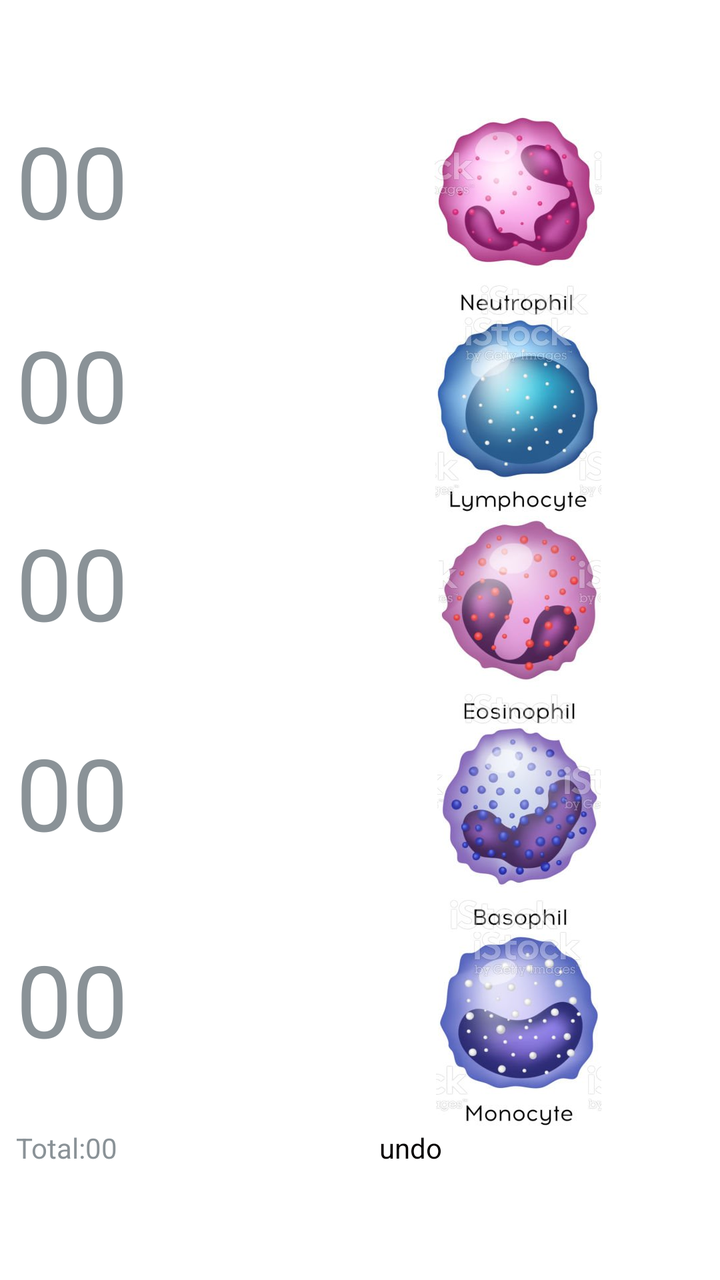
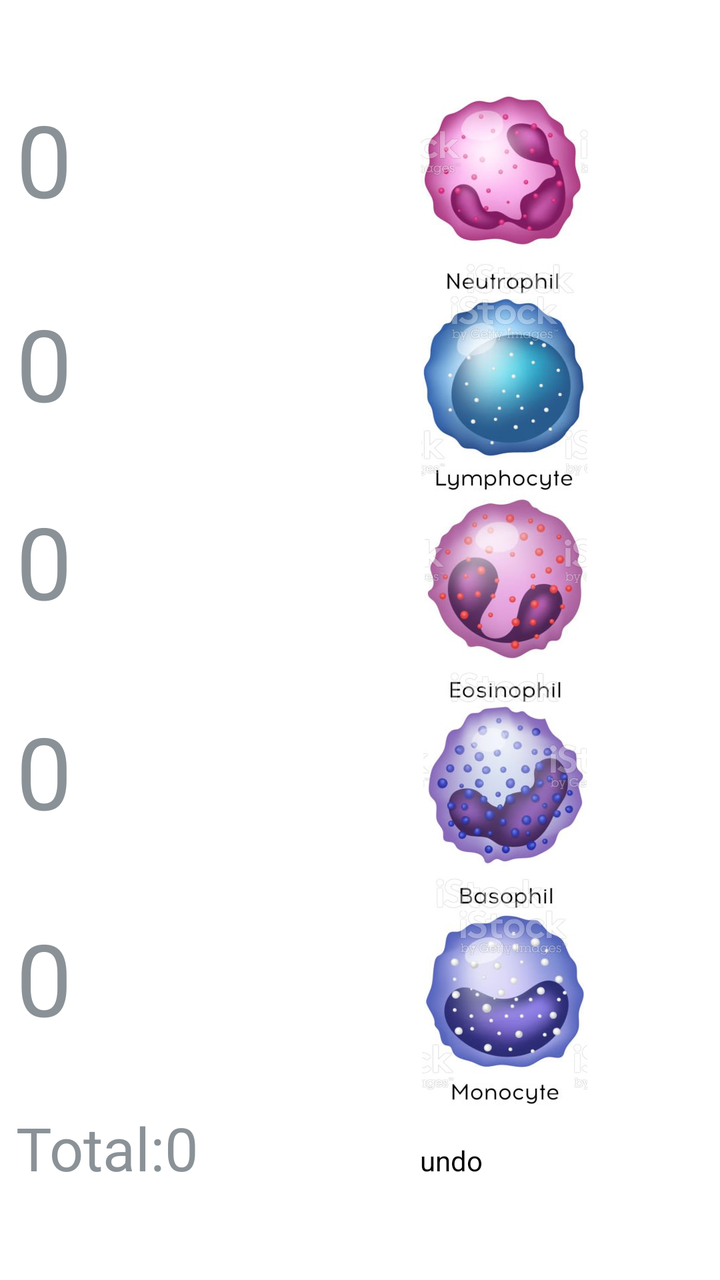

Screens rendered from an Android XML layout before and after an edit, with the pre-edit source and the edit as a unified diff.
<!-- AndroidManifest.xml: application theme android:Theme.DeviceDefault -->
<!-- res/layout/main.xml -->
<LinearLayout xmlns:android="http://schemas.android.com/apk/res/android"
    android:layout_width="match_parent"
    android:layout_height="match_parent"
    android:gravity="center"
    android:orientation="vertical"
    android:background="@android:color/white"
    android:padding="8dp">
    
    <LinearLayout
      android:layout_width="match_parent"
      android:layout_height="wrap_content"
      android:orientation="horizontal"
      android:weightSum="2">
      
      <TextView
          android:id="@+id/neutrophilTotal"
          android:layout_width="wrap_content"
          android:layout_height="wrap_content"
          android:text="00"
          android:textSize="50dp"
          android:layout_weight="1"/>
          
      
      <ImageView
          android:id="@+id/neutrophil"
          android:layout_width="wrap_content"
          android:layout_height="wrap_content"
          android:src="@drawable/neutrophil"
          android:layout_weight="1"/>
      
    </LinearLayout>
    
    <LinearLayout
      android:layout_width="match_parent"
      android:layout_height="wrap_content"
      android:orientation="horizontal"
      android:weightSum="2">
      
      <TextView
          android:id="@+id/lymphoTotal"
          android:layout_width="wrap_content"
          android:layout_height="wrap_content"
          android:text="00"
          android:textSize="50dp" 
          android:layout_weight="1"/>
      
      <ImageView
          android:id="@+id/lympho"
          android:layout_width="wrap_content"
          android:layout_height="wrap_content"
          android:src="@drawable/lympho"
          android:layout_weight="1"/>
          
      
    </LinearLayout>
    
    <LinearLayout
      android:layout_width="match_parent"
      android:layout_height="wrap_content"
      android:orientation="horizontal"
      android:weightSum="2">
      
      <TextView
          android:id="@+id/eosinoTotal"
          android:layout_width="wrap_content"
          android:layout_height="wrap_content"
          android:text="00"
          android:textSize="50dp" 
          android:layout_weight="1"/>
      
      <ImageView
          android:id="@+id/eosino"
          android:layout_width="wrap_content"
          android:layout_height="wrap_content"
          android:src="@drawable/eosino"
          android:layout_weight="1" />
          
    </LinearLayout>
    
    <LinearLayout
      android:layout_width="match_parent"
      android:layout_height="wrap_content"
      android:orientation="horizontal"
      android:weightSum="2">
      
      <TextView
          android:id="@+id/basoTotal"
          android:layout_width="wrap_content"
          android:layout_height="wrap_content"
          android:text="00"
          android:textSize="50dp" 
          android:layout_weight="1"/>
      
      <ImageView
          android:id="@+id/baso"
          android:layout_width="wrap_content"
          android:layout_height="wrap_content"
          android:src="@drawable/baso"
          android:layout_weight="1"/>
      
    </LinearLayout>
    
    <LinearLayout
      android:layout_width="match_parent"
      android:layout_height="wrap_content"
      android:orientation="horizontal"
      android:weightSum="2">
      
      <TextView
          android:id="@+id/monoTotal"
          android:layout_width="wrap_content"
          android:layout_height="wrap_content"
          android:text="00"
          android:textSize="50dp" 
          android:layout_weight="1"/>
      
      <ImageView
          android:id="@+id/mono"
          android:layout_width="wrap_content"
          android:layout_height="wrap_content"
          android:src="@drawable/mono"
          android:layout_weight="1"/>
      
    </LinearLayout>
    
    <LinearLayout
      android:layout_width="match_parent"
      android:layout_height="wrap_content"
      android:orientation="horizontal"
      android:weightSum="2">
      
      <TextView
          android:id="@+id/total"
          android:layout_width="wrap_content"
          android:layout_height="wrap_content"
          android:text="Total:00"
          android:layout_weight="1"/>
          
      <Button
          android:id="@+id/undoBtn"
          android:layout_width="wrap_content"
          android:layout_height="wrap_content"
          android:text="undo"
          android:textColor="#070404"
          android:layout_weight="1"/>
          
    </LinearLayout>

</LinearLayout>
<!-- resources referenced by this layout -->
<resources>
  <!-- drawable baso: png bitmap (drawable-nodpi, 84753 bytes) -->
  <!-- drawable eosino: png bitmap (drawable-nodpi, 80942 bytes) -->
  <!-- drawable lympho: png bitmap (drawable-nodpi, 83522 bytes) -->
  <!-- drawable mono: png bitmap (drawable-nodpi, 84716 bytes) -->
  <!-- drawable neutrophil: png bitmap (drawable-nodpi, 76085 bytes) -->
</resources>

<!-- the commit's change to res/layout/main.xml (unified diff, before → after) -->
@@ -16,7 +16,7 @@
           android:id="@+id/neutrophilTotal"
           android:layout_width="wrap_content"
           android:layout_height="wrap_content"
-          android:text="00"
+          android:text="0"
           android:textSize="50dp"
           android:layout_weight="1"/>
           
@@ -40,7 +40,7 @@
           android:id="@+id/lymphoTotal"
           android:layout_width="wrap_content"
           android:layout_height="wrap_content"
-          android:text="00"
+          android:text="0"
           android:textSize="50dp" 
           android:layout_weight="1"/>
       
@@ -64,7 +64,7 @@
           android:id="@+id/eosinoTotal"
           android:layout_width="wrap_content"
           android:layout_height="wrap_content"
-          android:text="00"
+          android:text="0"
           android:textSize="50dp" 
           android:layout_weight="1"/>
       
@@ -87,7 +87,7 @@
           android:id="@+id/basoTotal"
           android:layout_width="wrap_content"
           android:layout_height="wrap_content"
-          android:text="00"
+          android:text="0"
           android:textSize="50dp" 
           android:layout_weight="1"/>
       
@@ -110,7 +110,7 @@
           android:id="@+id/monoTotal"
           android:layout_width="wrap_content"
           android:layout_height="wrap_content"
-          android:text="00"
+          android:text="0"
           android:textSize="50dp" 
           android:layout_weight="1"/>
       
@@ -133,7 +133,8 @@
           android:id="@+id/total"
           android:layout_width="wrap_content"
           android:layout_height="wrap_content"
-          android:text="Total:00"
+          android:text="Total:0"
+          android:textSize="30dp"
           android:layout_weight="1"/>
           
       <Button
